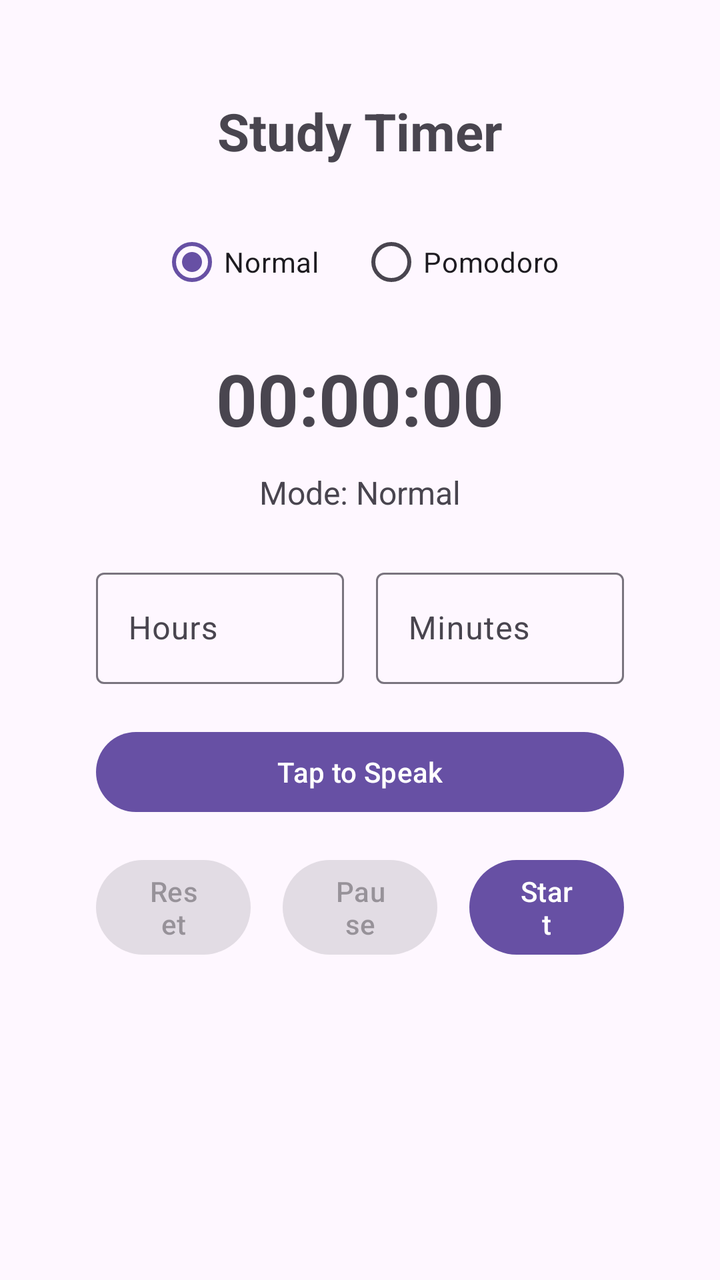
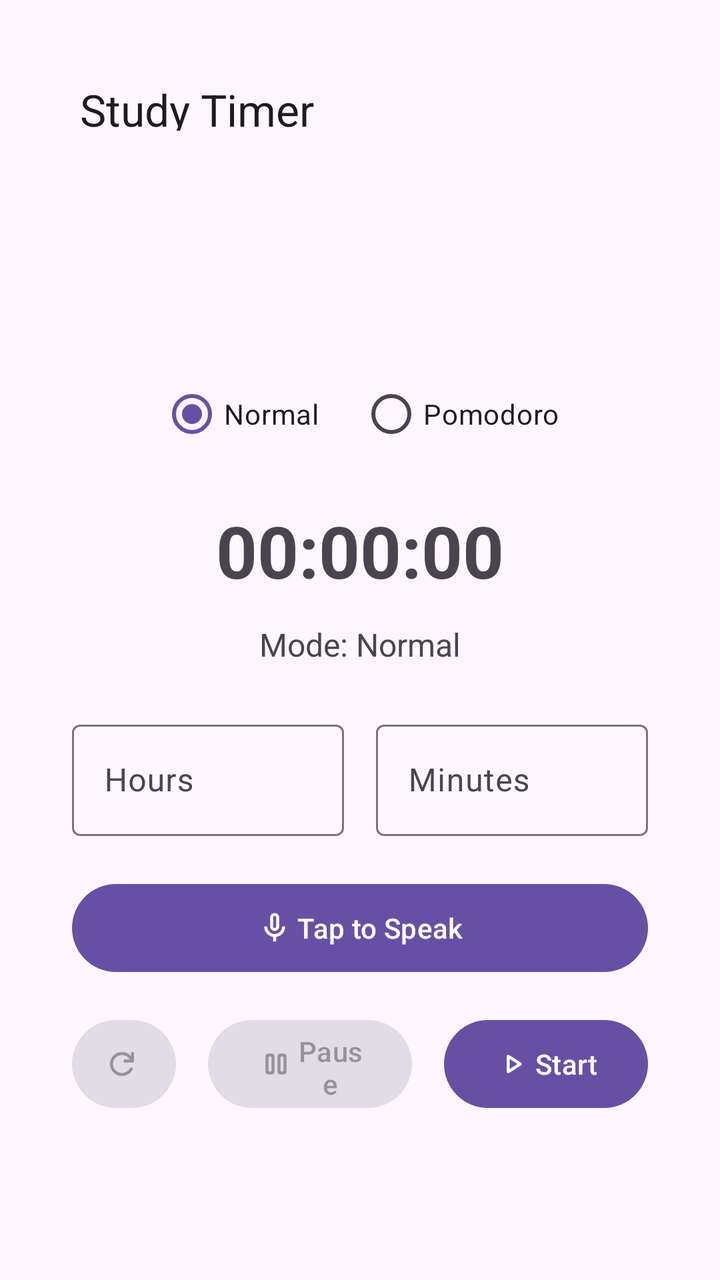

Two renders of the same Android screen: before a commit and after it. Below are the layout's source before the change and the commit's diff.
<!-- AndroidManifest.xml: application theme Theme.SmartStudyTimer -->
<!-- res/layout/fragment_home.xml -->
<?xml version="1.0" encoding="utf-8"?>
<ScrollView xmlns:android="http://schemas.android.com/apk/res/android"
    android:layout_width="match_parent"
    android:layout_height="match_parent">

    <LinearLayout
        android:id="@+id/homeContainer"
        android:layout_width="match_parent"
        android:layout_height="wrap_content"
        android:orientation="vertical"
        android:padding="48dp"
        android:gravity="top|center_horizontal">

        <TextView
            android:layout_width="wrap_content"
            android:layout_height="wrap_content"
            android:text="Study Timer"
            android:textSize="26sp"
            android:textStyle="bold"
            android:layout_marginBottom="24dp" />

        
        <RadioGroup
            android:id="@+id/radioGroupMode"
            android:layout_width="wrap_content"
            android:layout_height="wrap_content"
            android:orientation="horizontal"
            android:layout_marginBottom="20dp">

            <RadioButton
                android:id="@+id/radioNormal"
                android:layout_width="wrap_content"
                android:layout_height="wrap_content"
                android:text="Normal"
                android:checked="true" />

            <RadioButton
                android:id="@+id/radioPomodoro"
                android:layout_width="wrap_content"
                android:layout_height="wrap_content"
                android:text="Pomodoro"
                android:layout_marginStart="20dp" />
        </RadioGroup>

        
        <TextView
            android:id="@+id/tvTimer"
            android:layout_width="wrap_content"
            android:layout_height="wrap_content"
            android:text="00:00:00"
            android:textSize="36sp"
            android:textStyle="bold"
            android:layout_marginBottom="12dp" />

        
        <TextView
            android:id="@+id/tvStatus"
            android:layout_width="wrap_content"
            android:layout_height="wrap_content"
            android:text="Mode: Normal"
            android:textSize="16sp"
            android:layout_marginBottom="24dp" />

        
        <LinearLayout
            android:id="@+id/layoutTimeInput"
            android:layout_width="match_parent"
            android:layout_height="wrap_content"
            android:orientation="horizontal"
            android:gravity="center"
            android:layout_marginBottom="20dp">

            <LinearLayout
                android:layout_width="0dp"
                android:layout_height="wrap_content"
                android:layout_weight="1"
                android:orientation="vertical"
                android:layout_marginEnd="8dp">

                <com.google.android.material.textfield.TextInputLayout
                    style="@style/Widget.Material3.TextInputLayout.OutlinedBox"
                    android:layout_width="match_parent"
                    android:layout_height="wrap_content">

                    <com.google.android.material.textfield.TextInputEditText
                        android:id="@+id/inputHours"
                        android:layout_width="match_parent"
                        android:layout_height="wrap_content"
                        android:hint="Hours"
                        android:inputType="number"/>

                </com.google.android.material.textfield.TextInputLayout>
            </LinearLayout>

            <LinearLayout
                android:layout_width="0dp"
                android:layout_height="wrap_content"
                android:layout_weight="1"
                android:orientation="vertical"
                android:layout_marginStart="8dp">


                <com.google.android.material.textfield.TextInputLayout
                    style="@style/Widget.Material3.TextInputLayout.OutlinedBox"
                    android:layout_width="match_parent"
                    android:layout_height="wrap_content">

                    <com.google.android.material.textfield.TextInputEditText
                        android:id="@+id/inputMinutes"
                        android:layout_width="match_parent"
                        android:layout_height="wrap_content"
                        android:hint="Minutes"
                        android:inputType="number"/>

                </com.google.android.material.textfield.TextInputLayout>

            </LinearLayout>
        </LinearLayout>

        
        <LinearLayout
            android:id="@+id/layoutPomodoroOptions"
            android:layout_width="match_parent"
            android:layout_height="wrap_content"
            android:orientation="vertical"
            android:visibility="gone"
            android:layout_marginBottom="20dp">

            <TextView
                android:layout_width="wrap_content"
                android:layout_height="wrap_content"
                android:text="Pomodoro Rounds" />

            <EditText
                android:id="@+id/inputRounds"
                android:layout_width="match_parent"
                android:layout_height="wrap_content"
                android:inputType="number"
                android:hint="1" />

            <TextView
                android:layout_width="wrap_content"
                android:layout_height="wrap_content"
                android:text="Distraction Limit (max 5)"
                android:layout_marginTop="12dp" />

            <EditText
                android:id="@+id/inputDistractionLimit"
                android:layout_width="match_parent"
                android:layout_height="wrap_content"
                android:inputType="number"
                android:hint="3" />
        </LinearLayout>

        
        <Button
            android:id="@+id/btnVoiceCommand"
            android:layout_width="match_parent"
            android:layout_height="wrap_content"
            android:text="Tap to Speak"
            android:layout_marginBottom="16dp" />

        <LinearLayout
            android:layout_width="match_parent"
            android:layout_height="wrap_content"
            android:orientation="horizontal"
            android:gravity="center">

            <com.google.android.material.button.MaterialButton
                android:id="@+id/btnReset"
                style="@style/Widget.Material3.Button"
                android:layout_width="0dp"
                android:layout_height="wrap_content"
                android:layout_weight="1"
                android:text="Reset"
                android:enabled="false"
                android:layout_marginEnd="8dp" />

            <com.google.android.material.button.MaterialButton
                android:id="@+id/btnPause"
                style="@style/Widget.Material3.Button"
                android:layout_width="0dp"
                android:layout_height="wrap_content"
                android:layout_weight="1"
                android:text="Pause"
                android:enabled="false"
                android:layout_marginStart="8dp"
                android:layout_marginEnd="8dp" />

            <com.google.android.material.button.MaterialButton
                android:id="@+id/btnStart"
                style="@style/Widget.Material3.Button"
                android:layout_width="0dp"
                android:layout_height="wrap_content"
                android:layout_weight="1"
                android:text="Start"
                android:layout_marginStart="8dp" />
        </LinearLayout>

    </LinearLayout>
</ScrollView>
<!-- resources referenced by this layout -->
<resources>
  <style name="Theme.SmartStudyTimer" parent="Theme.Material3.DayNight.NoActionBar">
          <item name="android:statusBarColor">@android:color/transparent</item>
          <item name="android:windowLightStatusBar">true</item>
      </style>
</resources>

<!-- the commit's change to res/layout/fragment_home.xml (unified diff, before → after) -->
@@ -1,201 +1,232 @@
 <?xml version="1.0" encoding="utf-8"?>
-<ScrollView xmlns:android="http://schemas.android.com/apk/res/android"
+<LinearLayout xmlns:android="http://schemas.android.com/apk/res/android"
+    xmlns:app="http://schemas.android.com/apk/res-auto"
     android:layout_width="match_parent"
-    android:layout_height="match_parent">
-
-    <LinearLayout
-        android:id="@+id/homeContainer"
+    android:layout_height="match_parent"
+    android:orientation="vertical">
+
+    
+    <com.google.android.material.appbar.MaterialToolbar
+        android:id="@+id/topAppBar"
         android:layout_width="match_parent"
         android:layout_height="wrap_content"
-        android:orientation="vertical"
-        android:padding="48dp"
-        android:gravity="top|center_horizontal">
-
-        <TextView
-            android:layout_width="wrap_content"
-            android:layout_height="wrap_content"
-            android:text="Study Timer"
-            android:textSize="26sp"
-            android:textStyle="bold"
-            android:layout_marginBottom="24dp" />
-
-        
-        <RadioGroup
-            android:id="@+id/radioGroupMode"
-            android:layout_width="wrap_content"
-            android:layout_height="wrap_content"
-            android:orientation="horizontal"
-            android:layout_marginBottom="20dp">
-
-            <RadioButton
-                android:id="@+id/radioNormal"
-                android:layout_width="wrap_content"
-                android:layout_height="wrap_content"
-                android:text="Normal"
-                android:checked="true" />
-
-            <RadioButton
-                android:id="@+id/radioPomodoro"
-                android:layout_width="wrap_content"
-                android:layout_height="wrap_content"
-                android:text="Pomodoro"
-                android:layout_marginStart="20dp" />
-        </RadioGroup>
-
-        
-        <TextView
-            android:id="@+id/tvTimer"
-            android:layout_width="wrap_content"
-            android:layout_height="wrap_content"
-            android:text="00:00:00"
-            android:textSize="36sp"
-            android:textStyle="bold"
-            android:layout_marginBottom="12dp" />
-
-        
-        <TextView
-            android:id="@+id/tvStatus"
-            android:layout_width="wrap_content"
-            android:layout_height="wrap_content"
-            android:text="Mode: Normal"
-            android:textSize="16sp"
-            android:layout_marginBottom="24dp" />
-
-        
+        android:padding="36dp"
+        app:title="Study Timer" />
+
+    <LinearLayout
+        android:layout_width="match_parent"
+        android:layout_height="0dp"
+        android:layout_weight="1"
+        android:gravity="center"
+        android:orientation="vertical">
+
         <LinearLayout
-            android:id="@+id/layoutTimeInput"
-            android:layout_width="match_parent"
-            android:layout_height="wrap_content"
-            android:orientation="horizontal"
-            android:gravity="center"
-            android:layout_marginBottom="20dp">
-
-            <LinearLayout
-                android:layout_width="0dp"
-                android:layout_height="wrap_content"
-                android:layout_weight="1"
-                android:orientation="vertical"
-                android:layout_marginEnd="8dp">
-
-                <com.google.android.material.textfield.TextInputLayout
-                    style="@style/Widget.Material3.TextInputLayout.OutlinedBox"
-                    android:layout_width="match_parent"
-                    android:layout_height="wrap_content">
-
-                    <com.google.android.material.textfield.TextInputEditText
-                        android:id="@+id/inputHours"
-                        android:layout_width="match_parent"
-                        android:layout_height="wrap_content"
-                        android:hint="Hours"
-                        android:inputType="number"/>
-
-                </com.google.android.material.textfield.TextInputLayout>
-            </LinearLayout>
-
-            <LinearLayout
-                android:layout_width="0dp"
-                android:layout_height="wrap_content"
-                android:layout_weight="1"
-                android:orientation="vertical"
-                android:layout_marginStart="8dp">
-
-
-                <com.google.android.material.textfield.TextInputLayout
-                    style="@style/Widget.Material3.TextInputLayout.OutlinedBox"
-                    android:layout_width="match_parent"
-                    android:layout_height="wrap_content">
-
-                    <com.google.android.material.textfield.TextInputEditText
-                        android:id="@+id/inputMinutes"
-                        android:layout_width="match_parent"
-                        android:layout_height="wrap_content"
-                        android:hint="Minutes"
-                        android:inputType="number"/>
-
-                </com.google.android.material.textfield.TextInputLayout>
-
-            </LinearLayout>
-        </LinearLayout>
-
-        
-        <LinearLayout
-            android:id="@+id/layoutPomodoroOptions"
+            android:id="@+id/homeContainer"
             android:layout_width="match_parent"
             android:layout_height="wrap_content"
             android:orientation="vertical"
-            android:visibility="gone"
-            android:layout_marginBottom="20dp">
-
+            android:padding="36dp"
+            android:gravity="top|center_horizontal">
+
+            
+            <RadioGroup
+                android:id="@+id/radioGroupMode"
+                android:layout_width="wrap_content"
+                android:layout_height="wrap_content"
+                android:orientation="horizontal"
+                android:layout_marginBottom="20dp">
+
+                <RadioButton
+                    android:id="@+id/radioNormal"
+                    android:layout_width="wrap_content"
+                    android:layout_height="wrap_content"
+                    android:text="Normal"
+                    android:checked="true" />
+
+                <RadioButton
+                    android:id="@+id/radioPomodoro"
+                    android:layout_width="wrap_content"
+                    android:layout_height="wrap_content"
+                    android:text="Pomodoro"
+                    android:layout_marginStart="20dp" />
+            </RadioGroup>
+
+            
             <TextView
+                android:id="@+id/tvTimer"
                 android:layout_width="wrap_content"
                 android:layout_height="wrap_content"
-                android:text="Pomodoro Rounds" />
-
-            <EditText
-                android:id="@+id/inputRounds"
-                android:layout_width="match_parent"
-                android:layout_height="wrap_content"
-                android:inputType="number"
-                android:hint="1" />
-
+                android:text="00:00:00"
+                android:textSize="36sp"
+                android:textStyle="bold"
+                android:layout_marginBottom="12dp" />
+
+            
             <TextView
+                android:id="@+id/tvStatus"
                 android:layout_width="wrap_content"
                 android:layout_height="wrap_content"
-                android:text="Distraction Limit (max 5)"
-                android:layout_marginTop="12dp" />
-
-            <EditText
-                android:id="@+id/inputDistractionLimit"
-                android:layout_width="match_parent"
-                android:layout_height="wrap_content"
-                android:inputType="number"
-                android:hint="3" />
+                android:text="Mode: Normal"
+                android:textSize="16sp"
+                android:layout_marginBottom="24dp" />
+
+            
+            <LinearLayout
+                android:id="@+id/layoutTimeInput"
+                android:layout_width="match_parent"
+                android:layout_height="wrap_content"
+                android:orientation="horizontal"
+                android:gravity="center"
+                android:layout_marginBottom="20dp">
+
+                <LinearLayout
+                    android:layout_width="0dp"
+                    android:layout_height="wrap_content"
+                    android:layout_weight="1"
+                    android:orientation="vertical"
+                    android:layout_marginEnd="8dp">
+
+                    <com.google.android.material.textfield.TextInputLayout
+                        style="@style/Widget.Material3.TextInputLayout.OutlinedBox"
+                        android:layout_width="match_parent"
+                        android:layout_height="wrap_content">
+
+                        <com.google.android.material.textfield.TextInputEditText
+                            android:id="@+id/inputHours"
+                            android:layout_width="match_parent"
+                            android:layout_height="wrap_content"
+                            android:hint="Hours"
+                            android:inputType="number"/>
+
+                    </com.google.android.material.textfield.TextInputLayout>
+                </LinearLayout>
+
+                <LinearLayout
+                    android:layout_width="0dp"
+                    android:layout_height="wrap_content"
+                    android:layout_weight="1"
+                    android:orientation="vertical"
+                    android:layout_marginStart="8dp">
+
+
+                    <com.google.android.material.textfield.TextInputLayout
+                        style="@style/Widget.Material3.TextInputLayout.OutlinedBox"
+                        android:layout_width="match_parent"
+                        android:layout_height="wrap_content">
+
+                        <com.google.android.material.textfield.TextInputEditText
+                            android:id="@+id/inputMinutes"
+                            android:layout_width="match_parent"
+                            android:layout_height="wrap_content"
+                            android:hint="Minutes"
+                            android:inputType="number"/>
+
+                    </com.google.android.material.textfield.TextInputLayout>
+
+                </LinearLayout>
+            </LinearLayout>
+
+            
+            <LinearLayout
+                android:id="@+id/layoutPomodoroOptions"
+                android:layout_width="match_parent"
+                android:layout_height="wrap_content"
+                android:orientation="vertical"
+                android:visibility="gone"
+                android:layout_marginBottom="20dp">
+
+                <TextView
+                    android:layout_width="wrap_content"
+                    android:layout_height="wrap_content"
+                    android:text="Pomodoro Rounds" />
+
+                <EditText
+                    android:id="@+id/inputRounds"
+                    android:layout_width="match_parent"
+                    android:layout_height="wrap_content"
+                    android:inputType="number"
+                    android:hint="1" />
+
+                <TextView
+                    android:layout_width="wrap_content"
+                    android:layout_height="wrap_content"
+                    android:text="Distraction Limit (max 5)"
+                    android:layout_marginTop="12dp" />
+
+                <EditText
+                    android:id="@+id/inputDistractionLimit"
+                    android:layout_width="match_parent"
+                    android:layout_height="wrap_content"
+                    android:inputType="number"
+                    android:hint="3" />
+            </LinearLayout>
+
+            
+            <Button
+                android:id="@+id/btnVoiceCommand"
+                style="@style/Widget.Material3.Button"
+                android:layout_width="match_parent"
+                android:layout_height="52dp"
+                android:text="Tap to Speak"
+                android:layout_marginBottom="16dp"
+
+                app:icon="@drawable/ic_mic"
+                app:iconPadding="2dp"
+                app:iconGravity="textStart"
+                app:iconTint="@color/icon_tint" />
+
+            <LinearLayout
+                android:layout_width="match_parent"
+                android:layout_height="wrap_content"
+                android:orientation="horizontal"
+                android:gravity="center">
+
+                <Button
+                    android:id="@+id/btnReset"
+                    style="@style/Widget.Material3.Button"
+                    android:layout_width="52dp"
+                    android:layout_height="52dp"
+                    android:enabled="false"
+                    android:layout_marginEnd="8dp"
+
+                    app:icon="@drawable/ic_reset"
+                    app:iconPadding="2dp"
+                    app:iconGravity="textStart"
+                    app:iconTint="@color/icon_tint" />
+
+                <Button
+                    android:id="@+id/btnPause"
+                    style="@style/Widget.Material3.Button"
+                    android:layout_width="0dp"
+                    android:layout_height="52dp"
+                    android:layout_weight="1"
+                    android:text="Pause"
+                    android:enabled="false"
+                    android:layout_marginStart="8dp"
+                    android:layout_marginEnd="8dp"
+
+                    app:icon="@drawable/ic_pause"
+                    app:iconPadding="2dp"
+                    app:iconGravity="textStart"
+                    app:iconTint="@color/icon_tint" />
+
+                <Button
+                    android:id="@+id/btnStart"
+                    style="@style/Widget.Material3.Button"
+                    android:layout_width="0dp"
+                    android:layout_height="52dp"
+                    android:layout_weight="1"
+                    android:text="Start"
+                    android:layout_marginStart="8dp"
+
+                    app:icon="@drawable/ic_play"
+                    app:iconPadding="2dp"
+                    app:iconGravity="textStart"
+                    app:iconTint="@color/icon_tint" />
+            </LinearLayout>
+
         </LinearLayout>
 
-        
-        <Button
-            android:id="@+id/btnVoiceCommand"
-            android:layout_width="match_parent"
-            android:layout_height="wrap_content"
-            android:text="Tap to Speak"
-            android:layout_marginBottom="16dp" />
-
-        <LinearLayout
-            android:layout_width="match_parent"
-            android:layout_height="wrap_content"
-            android:orientation="horizontal"
-            android:gravity="center">
-
-            <com.google.android.material.button.MaterialButton
-                android:id="@+id/btnReset"
-                style="@style/Widget.Material3.Button"
-                android:layout_width="0dp"
-                android:layout_height="wrap_content"
-                android:layout_weight="1"
-                android:text="Reset"
-                android:enabled="false"
-                android:layout_marginEnd="8dp" />
-
-            <com.google.android.material.button.MaterialButton
-                android:id="@+id/btnPause"
-                style="@style/Widget.Material3.Button"
-                android:layout_width="0dp"
-                android:layout_height="wrap_content"
-                android:layout_weight="1"
-                android:text="Pause"
-                android:enabled="false"
-                android:layout_marginStart="8dp"
-                android:layout_marginEnd="8dp" />
-
-            <com.google.android.material.button.MaterialButton
-                android:id="@+id/btnStart"
-                style="@style/Widget.Material3.Button"
-                android:layout_width="0dp"
-                android:layout_height="wrap_content"
-                android:layout_weight="1"
-                android:text="Start"
-                android:layout_marginStart="8dp" />
-        </LinearLayout>
-
     </LinearLayout>
-</ScrollView>
+
+</LinearLayout>
<!-- resource entries referenced after the edit -->
@@ -1,5 +1,45 @@
 <!-- resources referenced by this layout -->
 <resources>
+  <!-- drawable ic_mic (drawable) -->
+  <vector xmlns:android="http://schemas.android.com/apk/res/android"
+      android:width="24dp"
+      android:height="24dp"
+      android:viewportWidth="960"
+      android:viewportHeight="960">
+    <path
+        android:pathData="M395,525q-35,-35 -35,-85v-240q0,-50 35,-85t85,-35q50,0 85,35t35,85v240q0,50 -35,85t-85,35q-50,0 -85,-35ZM480,320ZM440,840v-123q-104,-14 -172,-93t-68,-184h80q0,83 58.5,141.5T480,640q83,0 141.5,-58.5T680,440h80q0,105 -68,184t-172,93v123h-80ZM508.5,468.5Q520,457 520,440v-240q0,-17 -11.5,-28.5T480,160q-17,0 -28.5,11.5T440,200v240q0,17 11.5,28.5T480,480q17,0 28.5,-11.5Z"
+        android:fillColor="#ffffff"/>
+  </vector>
+  <!-- drawable ic_pause (drawable) -->
+  <vector xmlns:android="http://schemas.android.com/apk/res/android"
+      android:width="24dp"
+      android:height="24dp"
+      android:viewportWidth="960"
+      android:viewportHeight="960">
+    <path
+        android:pathData="M600,760q-33,0 -56.5,-23.5T520,680v-400q0,-33 23.5,-56.5T600,200h80q33,0 56.5,23.5T760,280v400q0,33 -23.5,56.5T680,760h-80ZM280,760q-33,0 -56.5,-23.5T200,680v-400q0,-33 23.5,-56.5T280,200h80q33,0 56.5,23.5T440,280v400q0,33 -23.5,56.5T360,760h-80ZM600,680h80v-400h-80v400ZM280,680h80v-400h-80v400ZM280,280v400,-400ZM600,280v400,-400Z"
+        android:fillColor="#ffffff"/>
+  </vector>
+  <!-- drawable ic_play (drawable) -->
+  <vector xmlns:android="http://schemas.android.com/apk/res/android"
+      android:width="24dp"
+      android:height="24dp"
+      android:viewportWidth="960"
+      android:viewportHeight="960">
+    <path
+        android:pathData="M320,687v-414q0,-17 12,-28.5t28,-11.5q5,0 10.5,1.5T381,239l326,207q9,6 13.5,15t4.5,19q0,10 -4.5,19T707,514L381,721q-5,3 -10.5,4.5T360,727q-16,0 -28,-11.5T320,687ZM400,480ZM400,614 L610,480 400,346v268Z"
+        android:fillColor="#ffffff"/>
+  </vector>
+  <!-- drawable ic_reset (drawable) -->
+  <vector xmlns:android="http://schemas.android.com/apk/res/android"
+      android:width="24dp"
+      android:height="24dp"
+      android:viewportWidth="960"
+      android:viewportHeight="960">
+    <path
+        android:pathData="M480,800q-134,0 -227,-93t-93,-227q0,-134 93,-227t227,-93q69,0 132,28.5T720,270v-70q0,-17 11.5,-28.5T760,160q17,0 28.5,11.5T800,200v200q0,17 -11.5,28.5T760,440L560,440q-17,0 -28.5,-11.5T520,400q0,-17 11.5,-28.5T560,360h128q-32,-56 -87.5,-88T480,240q-100,0 -170,70t-70,170q0,100 70,170t170,70q68,0 124.5,-34.5T692,593q8,-14 22.5,-19.5t29.5,-0.5q16,5 23,21t-1,30q-41,80 -117,128t-169,48Z"
+        android:fillColor="#ffffff"/>
+  </vector>
   <style name="Theme.SmartStudyTimer" parent="Theme.Material3.DayNight.NoActionBar">
           <item name="android:statusBarColor">@android:color/transparent</item>
           <item name="android:windowLightStatusBar">true</item>
